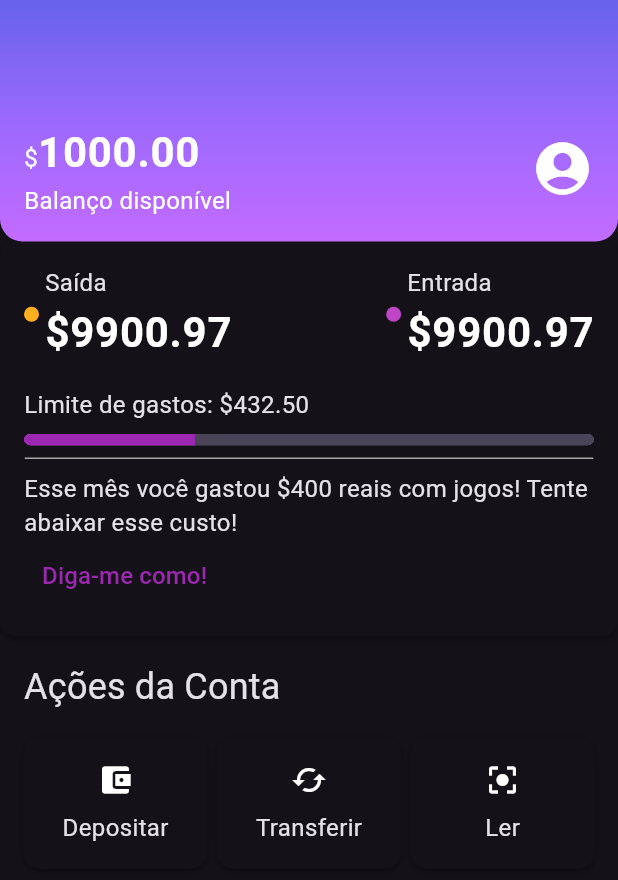
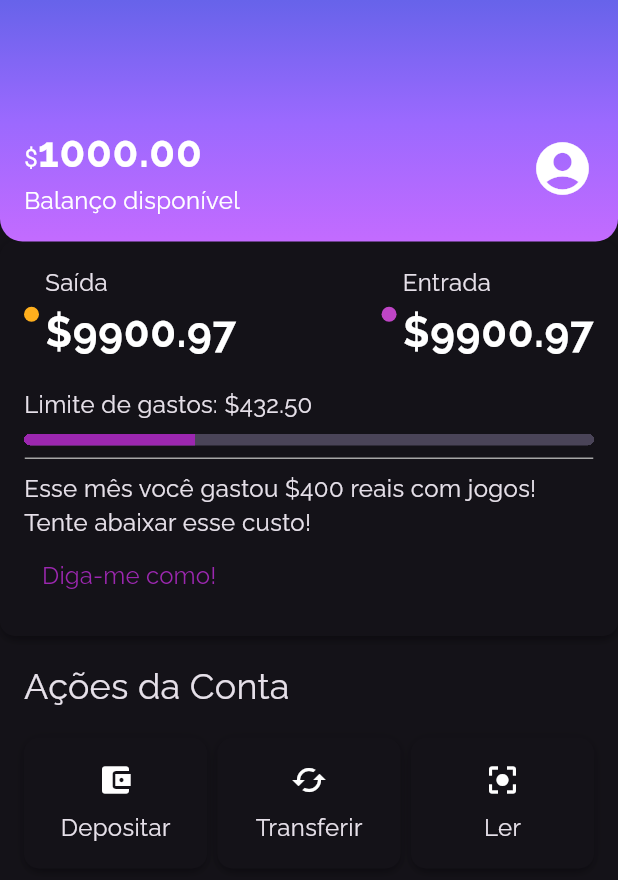
Before and after one commit to GiovanaJensen/alubankMobile, a Flutter app: the screen it shows after launch, on a phone screen of 412 x 824 dp. Shown: the top 880 px of the screen. Run offline on Flutter 3.47's test engine with Material 3 defaults, Android fonts, the phone set to English and light mode, and no system bars.

Commit message:
add: font family

```diff
--- a/lib/components/sections/Recent_activity.dart
+++ b/lib/components/sections/Recent_activity.dart
@@ -9,7 +9,7 @@ class RecentActivity extends StatelessWidget {
 
   @override
   Widget build(BuildContext context) {
-    return BoxCard(boxContent: _RecentActivityContent());
+    return const BoxCard(boxContent: _RecentActivityContent());
   }
 }
 
@@ -33,7 +33,7 @@ class _RecentActivityContent extends StatelessWidget {
               Column(
                 crossAxisAlignment: CrossAxisAlignment.start,
                 children: [
-                  Text("Saída"),
+                  const Text("Saída"),
                   Text("\$9900.97", style: Theme.of(context).textTheme.bodyLarge,),
                 ],
               )
@@ -50,7 +50,7 @@ class _RecentActivityContent extends StatelessWidget {
                   Column(
                     crossAxisAlignment: CrossAxisAlignment.start,
                     children: [
-                      Text("Entrada"),
+                      const Text("Entrada"),
                       Text("\$9900.97", style: Theme.of(context).textTheme.bodyLarge,),
                     ],
                   )
@@ -60,8 +60,8 @@ class _RecentActivityContent extends StatelessWidget {
           ),
         ],
       ),
-        Padding(
-          padding: const EdgeInsets.only(top: 16.0, bottom: 8.0),
+        const Padding(
+          padding: EdgeInsets.only(top: 16.0, bottom: 8.0),
           child: Text("Limite de gastos: \$432.50"),
         ),
         Container(
@@ -69,18 +69,18 @@ class _RecentActivityContent extends StatelessWidget {
           decoration: BoxDecoration(
             borderRadius: BorderRadius.circular(10),
           ),
-          child: LinearProgressIndicator(
+          child: const LinearProgressIndicator(
             minHeight: 8,
             value: 0.3,
             color: ThemeColors.primaryColor,
           ),
         ),
-        Padding(
-          padding: const EdgeInsets.only(top: 8.0, bottom: 8.0),
+        const Padding(
+          padding: EdgeInsets.only(top: 8.0, bottom: 8.0),
           child: ContentDivision(),
         ),
-        Text("Esse mês você gastou \$400 reais com jogos! Tente abaixar esse custo!"),
-        TextButton(onPressed: (){}, child: Text("Diga-me como!", style: TextStyle(fontSize: 16, color: ThemeColors.primaryColor),))
+        const Text("Esse mês você gastou \$400 reais com jogos! Tente abaixar esse custo!"),
+        TextButton(onPressed: (){}, child: const Text("Diga-me como!", style: TextStyle(fontSize: 16, color: ThemeColors.primaryColor),))
       ],
     );
   }
--- a/lib/screens/home.dart
+++ b/lib/screens/home.dart
@@ -1,10 +1,6 @@
-import 'package:alubank/components/box_card.dart';
-import 'package:alubank/components/color_dot.dart';
-import 'package:alubank/components/content_division.dart';
 import 'package:alubank/components/sections/account_actions.dart';
 import 'package:alubank/components/sections/header.dart';
 import 'package:alubank/components/sections/recent_activity.dart';
-import 'package:alubank/themes/theme_colors.dart';
 import 'package:flutter/material.dart';
 
 class Home extends StatelessWidget {
@@ -12,7 +8,7 @@ class Home extends StatelessWidget {
 
   @override
   Widget build(BuildContext context) {
-    return Scaffold(body: Column(
+    return const Scaffold(body: Column(
       children: <Widget>[
         Header(),
         RecentActivity(),
--- a/lib/themes/my_theme.dart
+++ b/lib/themes/my_theme.dart
@@ -5,6 +5,7 @@ ThemeData MyTheme = ThemeData(
   primarySwatch: ThemeColors.primaryColor,
   primaryColor: ThemeColors.primaryColor,
   brightness: Brightness.dark,
+  fontFamily: 'Raleway',
   textTheme: TextTheme(
     bodyMedium: TextStyle(
       fontSize: 16
```
Also changed, not shown: pubspec.yaml (+7 -12 lines), fonts/Raleway-Bold.ttf (added), fonts/Raleway-Regular.ttf (added).
